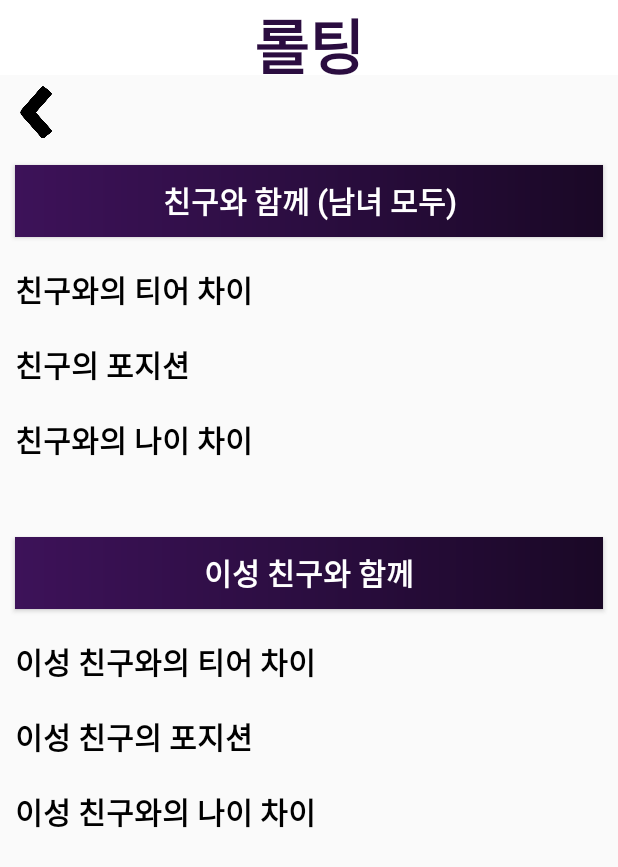
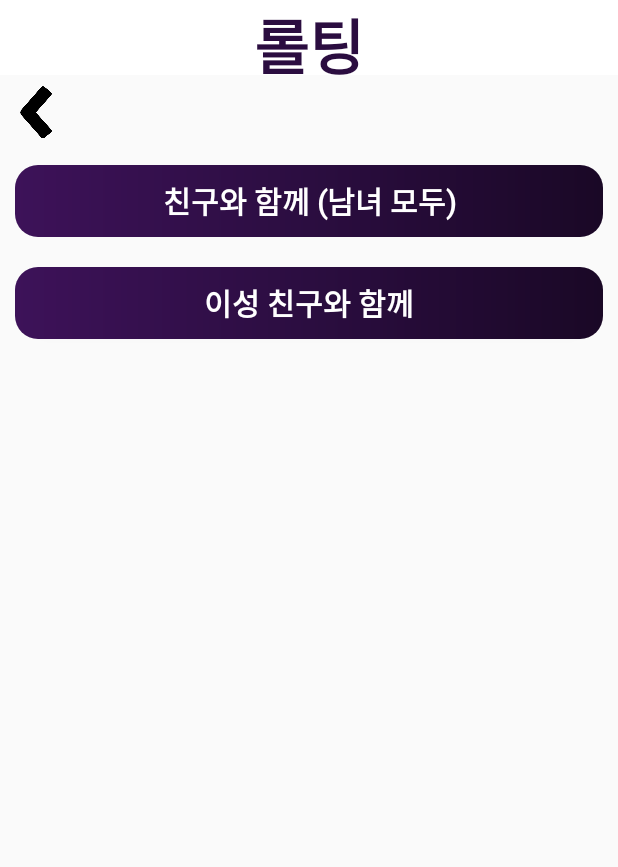
Before and after one commit to Tesssssssssy/Android-LOLTING, an Android app: the PartnerActivity screen opened directly, with no data from a screen before it, on a phone screen of 412 x 824 dp. Shown: the top 867 px of the screen. Run offline under Robolectric (Android 15) with nearby library versions, the phone set to English and light mode, and no system bars; Roboto replaces fonts that are not available here.

Commit message:
ui 문구 일부 수정2

```diff
--- a/app/src/main/java/com/example/sogating_app/setting/PartnerActivity.kt
+++ b/app/src/main/java/com/example/sogating_app/setting/PartnerActivity.kt
@@ -26,7 +26,7 @@ class PartnerActivity : AppCompatActivity() {
         //친구와 함께 버튼 클릭
         var friendbtn = findViewById<Button>(R.id.friendbtn)
         friendbtn.setOnClickListener{
-            Toast.makeText(this, "동성 친구와 매칭 됩니다!", Toast.LENGTH_SHORT).show()
+            Toast.makeText(this, "동성 친구도 매칭 됩니다!", Toast.LENGTH_SHORT).show()
         }
 
         //이성과 함께 버튼 클릭
--- a/app/src/main/java/com/example/sogating_app/slider/CardStackAdapter.kt
+++ b/app/src/main/java/com/example/sogating_app/slider/CardStackAdapter.kt
@@ -65,7 +65,7 @@ class CardStackAdapter(val context: Context, val items: MutableList<UserDataMode
             })
             face.text = data.face
             nickname.text = data.nickname
-            age.text = data.age
+            age.text = data.age + "세"
             city.text = data.city
             lolnickname.text = data.lolname
             lolposition.text = data.position
--- a/app/src/main/res/layout/activity_partner.xml
+++ b/app/src/main/res/layout/activity_partner.xml
@@ -19,48 +19,21 @@
         android:layout_gravity="left"
         android:src="@drawable/backbuttonimg" />
 
+    <LinearLayout
+        android:layout_width="match_parent"
+        android:layout_height="wrap_content"
+        android:gravity="center"
+        android:orientation="vertical">
+
         <Button
             android:id="@+id/friendbtn"
             android:layout_width="match_parent"
             android:layout_height="wrap_content"
             android:layout_margin="10dp"
-        android:background="@drawable/backgradientpurple"
+            android:background="@drawable/backgradientpurple2"
             android:fontFamily="@font/jalnan"
             android:text="친구와 함께 (남녀 모두)"
             android:textColor="@color/white"
-        android:textSize="20sp"
-        android:textStyle="bold" />
-
-    <TextView
-        android:id="@+id/friendtier"
-        android:layout_width="wrap_content"
-        android:layout_height="wrap_content"
-        android:layout_margin="10dp"
-        android:fontFamily="@font/jalnan"
-        android:text="친구와의 티어 차이"
-        android:textColor="@color/black"
-        android:textSize="20sp"
-        android:textStyle="bold" />
-
-    <TextView
-        android:id="@+id/friendposition"
-        android:layout_width="wrap_content"
-        android:layout_height="wrap_content"
-        android:layout_margin="10dp"
-        android:fontFamily="@font/jalnan"
-        android:text="친구의 포지션"
-        android:textColor="@color/black"
-        android:textSize="20sp"
-        android:textStyle="bold" />
-
-    <TextView
-        android:id="@+id/friendage"
-        android:layout_width="wrap_content"
-        android:layout_height="wrap_content"
-        android:layout_margin="10dp"
-        android:fontFamily="@font/jalnan"
-        android:text="친구와의 나이 차이"
-        android:textColor="@color/black"
             android:textSize="20sp"
             android:textStyle="bold" />
 
@@ -69,47 +42,16 @@
             android:layout_width="match_parent"
             android:layout_height="wrap_content"
             android:layout_marginStart="10dp"
-        android:layout_marginTop="40dp"
+            android:layout_marginTop="10dp"
             android:layout_marginEnd="10dp"
             android:layout_marginBottom="10dp"
-        android:background="@drawable/backgradientpurple"
+            android:background="@drawable/backgradientpurple2"
             android:fontFamily="@font/jalnan"
             android:text="이성 친구와 함께"
             android:textColor="@color/white"
             android:textSize="20sp"
             android:textStyle="bold" />
 
-    <TextView
-        android:id="@+id/lovertier"
-        android:layout_width="wrap_content"
-        android:layout_height="wrap_content"
-        android:layout_margin="10dp"
-        android:fontFamily="@font/jalnan"
-        android:text="이성 친구와의 티어 차이"
-        android:textColor="@color/black"
-        android:textSize="20sp"
-        android:textStyle="bold" />
-
-    <TextView
-        android:id="@+id/loverposition"
-        android:layout_width="wrap_content"
-        android:layout_height="wrap_content"
-        android:layout_margin="10dp"
-        android:fontFamily="@font/jalnan"
-        android:text="이성 친구의 포지션"
-        android:textColor="@color/black"
-        android:textSize="20sp"
-        android:textStyle="bold" />
-
-    <TextView
-        android:id="@+id/loverage"
-        android:layout_width="wrap_content"
-        android:layout_height="wrap_content"
-        android:layout_margin="10dp"
-        android:fontFamily="@font/jalnan"
-        android:text="이성 친구와의 나이 차이"
-        android:textColor="@color/black"
-        android:textSize="20sp"
-        android:textStyle="bold" />
+    </LinearLayout>
 
 </LinearLayout>
```
Also changed, not shown: app/src/main/res/layout/item_card.xml (+82 -28 lines). Lines whose indentation alone changed are shown as unchanged.
